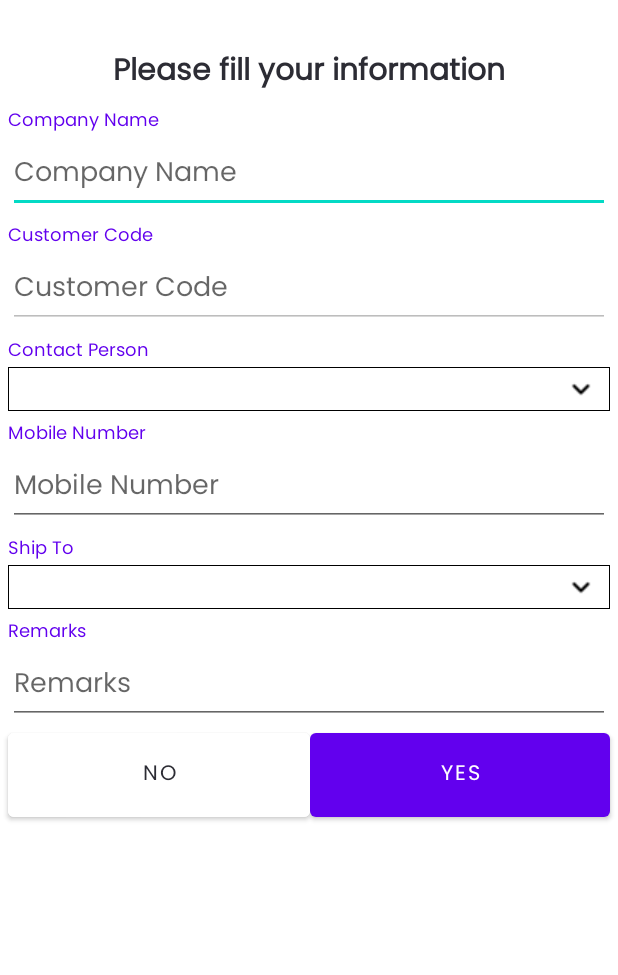
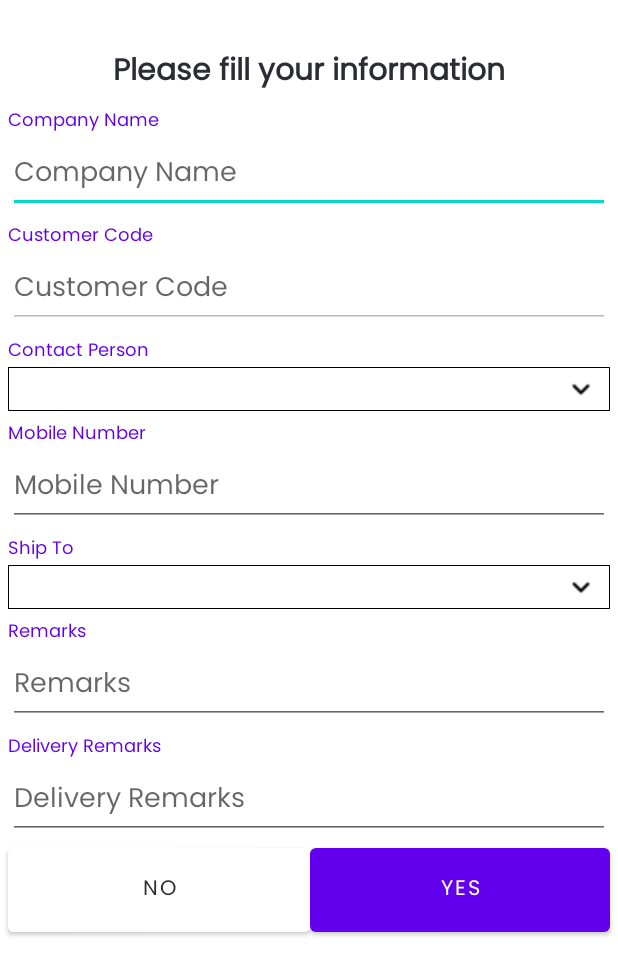
Before and after one commit to anditestmobile/LCSApps, an Android app: the layout bsheet_customer.xml on its own in the app's theme, with its tools: preview values and no code run, on a phone screen of 412 x 824 dp. Shown: the top 975 px of the screen. Run offline under Robolectric (Android 15) with nearby library versions, the phone set to English and light mode, and no system bars.

Commit message:
add DeliveryRemark

```diff
--- a/app/build.gradle
+++ b/app/build.gradle
@@ -9,7 +9,7 @@ android {
         minSdkVersion 15
         targetSdkVersion 29
         versionCode 1
-        versionName "1.0.7"
+        versionName "1.0.8"
 
         testInstrumentationRunner "androidx.test.runner.AndroidJUnitRunner"
     }
--- a/app/src/main/java/id/co/lcs/apps/activity/QuotationActivity.java
+++ b/app/src/main/java/id/co/lcs/apps/activity/QuotationActivity.java
@@ -62,7 +62,7 @@ public class QuotationActivity extends BaseActivity {
     private SalesOrderRequest soRequest;
     private List<Integer> pos = new ArrayList<>();
     private SalesOrderResponse wsResponse;
-    private EditText edtCompName, edtMobileNumber, edtCustomerCode, edtShipTo, edtRemarks;
+    private EditText edtCompName, edtMobileNumber, edtCustomerCode, edtShipTo, edtRemarks, edtDelRemark;
     private SalesOrderRequest quotation;
 
     @Override
@@ -319,6 +319,7 @@ public class QuotationActivity extends BaseActivity {
                 edtCustomerCode = itemView.findViewById(R.id.edtCustomerCode);
                 edtShipTo = itemView.findViewById(R.id.spShipTo);
                 edtRemarks = itemView.findViewById(R.id.edtRemarks);
+                edtDelRemark = itemView.findViewById(R.id.delRemarks);
 
 //                txtTitle.setText("Are you sure want to checkout?\nSales order confirmation will be emailed to you.");
                 btnYes.setText("Confirm");
@@ -336,6 +337,8 @@ public class QuotationActivity extends BaseActivity {
                             Toast.makeText(getApplicationContext(), "Please fill Ship To", Toast.LENGTH_SHORT).show();
                         } else if (edtRemarks.getText().toString().isEmpty()) {
                             Toast.makeText(getApplicationContext(), "Please fill Remarks", Toast.LENGTH_SHORT).show();
+                        }else if (edtDelRemark.getText().toString().isEmpty()) {
+                            Toast.makeText(getApplicationContext(), "Please fill Delivery Remarks", Toast.LENGTH_SHORT).show();
                         } else {
                             bottomSheet.dismiss();
                             showDialogConfirmationCheckOut();
@@ -433,6 +436,7 @@ public class QuotationActivity extends BaseActivity {
                         soRequest.setPhone(edtMobileNumber.getText().toString());
                         soRequest.setShipTo(edtShipTo.getText().toString());
                         soRequest.setRemarks(edtRemarks.getText().toString());
+                        soRequest.setDelRemark(edtDelRemark.getText().toString());
                         soRequest.setDelDate(sdf.format(delDate.getTime()));
                         SalesOrderDetails soDetails = new SalesOrderDetails();
                         List<SalesOrderDetails> listSO = new ArrayList<>();
--- a/app/src/main/java/id/co/lcs/apps/constants/Constants.java
+++ b/app/src/main/java/id/co/lcs/apps/constants/Constants.java
@@ -56,8 +56,8 @@ public class Constants {
     public static final String URL_IMAGE_3 = "http://58.185.191.42:6868/LCS_BNR03.jpg";
     public static final String URL_IMAGE_4 = "http://58.185.191.42:6868/LCS_BNR04.jpg";
 
-    public static final String BASE_URL = "http://58.185.191.42:6868";
-//    public static final String BASE_URL = "http://58.185.191.42:6870";
+//    public static final String BASE_URL = "http://58.185.191.42:6868";
+    public static final String BASE_URL = "http://58.185.191.42:6870";
 
     public static final int CONNECTION_TIMEOUT = 10; // 10 seconds
     public static final int READ_TIMEOUT = 60;
--- a/app/src/main/res/layout/bsheet_customer.xml
+++ b/app/src/main/res/layout/bsheet_customer.xml
@@ -43,8 +43,8 @@
         android:text="NO"
         android:textColor="@color/black"
         app:layout_constraintEnd_toStartOf="@+id/guidelineHalfContent"
-        app:layout_constraintStart_toStartOf="@+id/edtRemarks"
-        app:layout_constraintTop_toBottomOf="@+id/edtRemarks" />
+        app:layout_constraintStart_toStartOf="@+id/delRemarks"
+        app:layout_constraintTop_toBottomOf="@+id/delRemarks" />
 
     <Button
         android:id="@+id/btnEmail"
@@ -208,4 +208,27 @@
         app:layout_constraintStart_toStartOf="@+id/spShipTo"
         app:layout_constraintTop_toBottomOf="@+id/textView18" />
 
+    <TextView
+        android:id="@+id/textView19"
+        android:layout_width="wrap_content"
+        android:layout_height="wrap_content"
+        android:layout_marginTop="5dp"
+        android:text="Delivery Remarks"
+        android:textColor="@color/colorPrimary"
+        android:textSize="12sp"
+        app:layout_constraintStart_toStartOf="@+id/edtRemarks"
+        app:layout_constraintTop_toBottomOf="@+id/edtRemarks" />
+
+    <EditText
+        android:id="@+id/delRemarks"
+        android:layout_width="0dp"
+        android:layout_height="wrap_content"
+        android:ems="10"
+        android:hint="Delivery Remarks"
+        android:inputType="textPersonName"
+        android:imeOptions="actionDone"
+        app:layout_constraintEnd_toEndOf="@+id/edtRemarks"
+        app:layout_constraintStart_toStartOf="@+id/edtRemarks"
+        app:layout_constraintTop_toBottomOf="@+id/textView19" />
+
 </androidx.constraintlayout.widget.ConstraintLayout>
```
Also changed, not shown: app/src/main/java/id/co/lcs/apps/activity/CartActivity.java (+9 -2 lines), app/src/main/java/id/co/lcs/apps/model/SalesOrderRequest.java (+10 -0 lines).
